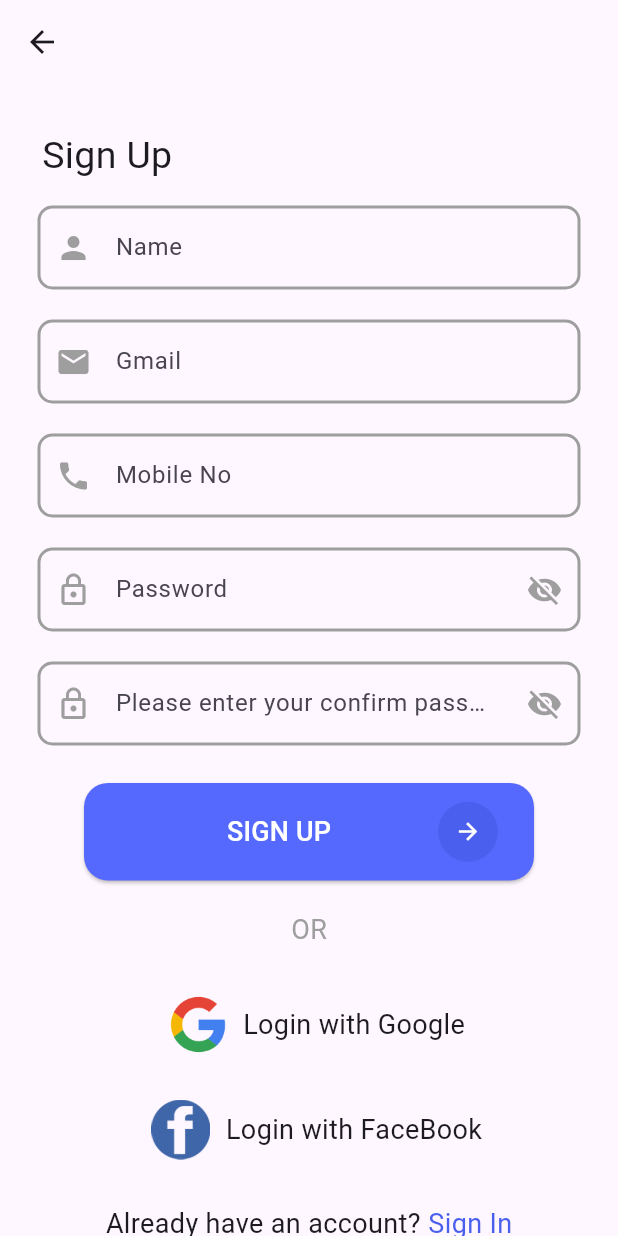
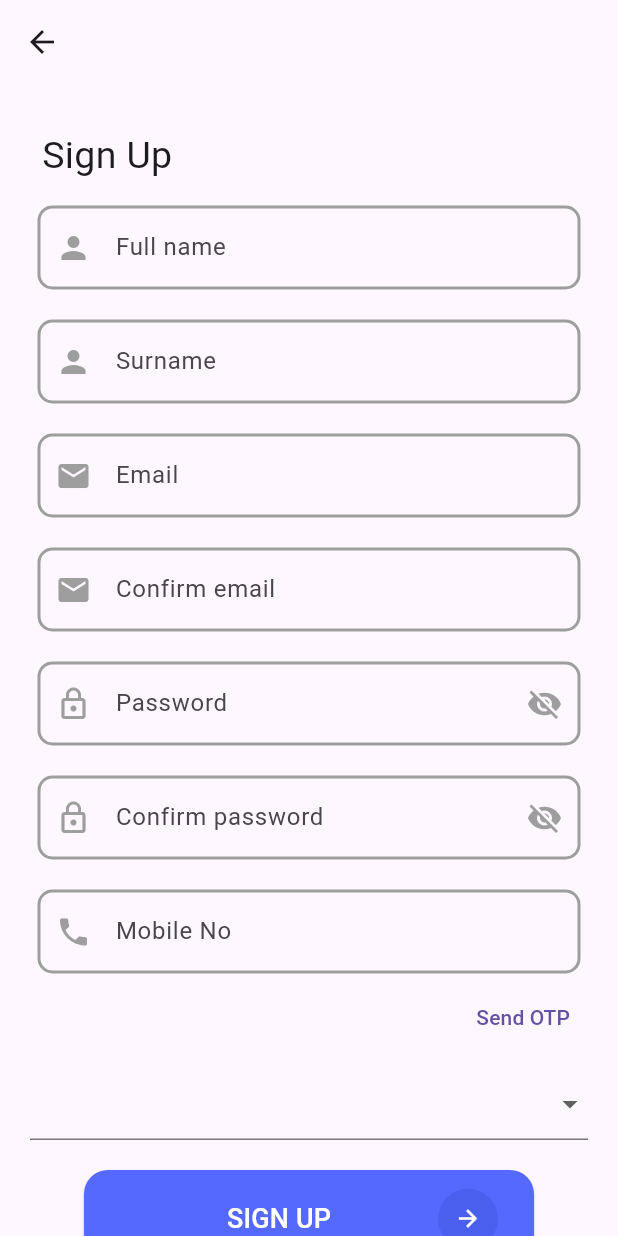
Before and after one commit to shisath/winngoo, a Flutter app: the SignUpScreen screen opened by its route, on a phone screen of 412 x 824 dp. Run offline on Flutter 3.47's test engine with Material 3 defaults, Android fonts, the light colour scheme and no system bars; our stand-ins replace get, pin_code_fields, velocity_x; network calls fail.

Commit message:
API Integration
Registration
Login
Forgot Password

```diff
--- a/lib/addEvent/addEvent_controller.dart
+++ b/lib/addEvent/addEvent_controller.dart
@@ -1,6 +1,5 @@
 import 'package:flutter/cupertino.dart';
 import 'package:get/get.dart';
-import 'package:get/get_rx/get_rx.dart';
 
 class AddEventController extends GetxController {
   TextEditingController emailController = TextEditingController();
--- a/lib/common_file/getXcontroller.dart
+++ b/lib/common_file/getXcontroller.dart
@@ -1,10 +1,11 @@
 import 'package:get/get.dart';
- import '../addEvent/addEvent_controller.dart';
+
+import '../addEvent/addEvent_controller.dart';
 import '../home/home_controller.dart';
 import '../otp/otp_controller.dart';
 import '../resetPassword/reset_password_controller.dart';
 import '../shedule_date_time/shedule_date_time_controller.dart';
-import '../signIn/signIn_controller.dart';
+import '../signIn/sign_in_controller.dart';
 import '../signup/signUp_controller.dart';
 
 final signInController = Get.put(SignInController());
--- a/lib/common_file/router.dart
+++ b/lib/common_file/router.dart
@@ -6,13 +6,13 @@ import '../home/home_screen.dart';
 import '../otp/otp_screen.dart';
 import '../resetPassword/reset_password_screen.dart';
 import '../shedule_date_time/shedule_date_time_Screen.dart';
-import '../signIn/signIn_screen.dart';
+import '../signIn/sign_in_screen.dart';
 import '../signup/signUp_screen.dart';
 
 final routes = [
   GetPage(
     name: '/signIn',
-    page: () => const SignInScreen(),
+    page: () => SignInScreen(),
     transition: Transition.fadeIn,
   ),
   GetPage(
--- a/lib/home/home_screen.dart
+++ b/lib/home/home_screen.dart
@@ -1,7 +1,4 @@
-import 'package:flutter/cupertino.dart';
 import 'package:flutter/material.dart';
-import 'package:flutter/widgets.dart';
-
 
 import '../common_file/functions.dart';
 import '../common_file/widgets.dart';
--- a/lib/home/home_widget.dart
+++ b/lib/home/home_widget.dart
@@ -32,7 +32,7 @@ homeWidget() {
             focusNode: homeController.emailFocusNode,
             onFieldSubmited: (val) {
               FocusScope.of(Get.context!)
-                  .requestFocus(signUpController.nameFocusNode);
+                  .requestFocus(signUpController.fullnameFocusNode);
             }),
         const SizedBox(
           height: 20,
@@ -62,7 +62,7 @@ homeWidget() {
             focusNode: signUpController.emailFocusNode,
             onFieldSubmited: (val) {
               FocusScope.of(Get.context!)
-                  .requestFocus(signUpController.nameFocusNode);
+                  .requestFocus(signUpController.fullnameFocusNode);
             }),
         const SizedBox(
           height: 80,
--- a/lib/main.dart
+++ b/lib/main.dart
@@ -1,6 +1,6 @@
 import 'package:flutter/material.dart';
 import 'package:get/get_navigation/get_navigation.dart';
-import 'package:winggoo/signIn/signIn_screen.dart';
+import 'package:winggoo/signIn/sign_in_screen.dart';
 
 import 'common_file/router.dart';
 
--- a/lib/signIn/signIn_screen.dart
+++ b/lib/signIn/sign_in_screen.dart
@@ -1,5 +1,5 @@
 import 'package:flutter/material.dart';
-import 'package:winggoo/signIn/signIn_widget.dart';
+import 'package:winggoo/signIn/sign_in_widget.dart';
 
 class SignInScreen extends StatelessWidget {
   const SignInScreen({super.key});
--- a/lib/signup/signup_widget.dart
+++ b/lib/signup/signup_widget.dart
@@ -4,7 +4,6 @@ import 'package:velocity_x/velocity_x.dart';
 
 import '../common_file/functions.dart';
 import '../common_file/getXcontroller.dart';
-import '../common_file/images.dart';
 import '../common_file/widgets.dart';
 
 signUpWidget() {
@@ -26,8 +25,8 @@ signUpWidget() {
             height: 10,
           ),
           textField(
-              label: "Name",
-              hint: "Eg.Sathish",
+              label: "Full name",
+              hint: "",
               prefixIcon: const Icon(
                 Icons.person,
                 color: Colors.grey,
@@ -40,7 +39,30 @@ signUpWidget() {
                 }
               },
               controller: signUpController.fullNameController,
-              focusNode: signUpController.nameFocusNode,
+              focusNode: signUpController.fullnameFocusNode,
+              onFieldSubmited: (val) {
+                FocusScope.of(Get.context!)
+                    .requestFocus(signUpController.surnameFocusNode);
+              }),
+          const SizedBox(
+            height: 10,
+          ),
+          textField(
+              label: "Surname",
+              hint: "Enter your sure name",
+              prefixIcon: const Icon(
+                Icons.person,
+                color: Colors.grey,
+              ),
+              validate: (value) {
+                if (value == null || value.isEmpty) {
+                  return "Please enter your full name";
+                } else {
+                  return null;
+                }
+              },
+              controller: signUpController.surNameController,
+              focusNode: signUpController.surnameFocusNode,
               onFieldSubmited: (val) {
                 FocusScope.of(Get.context!)
                     .requestFocus(signUpController.emailFocusNode);
@@ -49,15 +71,15 @@ signUpWidget() {
             height: 10,
           ),
           textField(
-              label: "Gmail",
-              hint: "Eg.winngoo@gmail.com",
+              label: "Email",
+              hint: " ",
               prefixIcon: const Icon(
                 Icons.mail,
                 color: Colors.grey,
               ),
               validate: (value) {
                 if (value == null || value.isEmpty) {
-                  return "Please enter your Gmail";
+                  return "Please enter your email";
                 } else {
                   return null;
                 }
@@ -66,27 +88,27 @@ signUpWidget() {
               focusNode: signUpController.emailFocusNode,
               onFieldSubmited: (val) {
                 FocusScope.of(Get.context!)
-                    .requestFocus(signUpController.phoneNumberFocusNode);
+                    .requestFocus(signUpController.confirmEmailFocusNode);
               }),
           const SizedBox(
             height: 10,
           ),
           textField(
-              label: "Mobile No",
+              label: "Confirm email",
               hint: " ",
               prefixIcon: const Icon(
-                Icons.phone,
+                Icons.mail,
                 color: Colors.grey,
               ),
               validate: (value) {
                 if (value == null || value.isEmpty) {
-                  return "Mobile number can't be empty";
+                  return "Please enter your Email";
                 } else {
                   return null;
                 }
               },
-              controller: signUpController.phoneNumber,
-              focusNode: signUpController.phoneNumberFocusNode,
+              controller: signUpController.confirmEmailController,
+              focusNode: signUpController.confirmEmailFocusNode,
               onFieldSubmited: (val) {
                 FocusScope.of(Get.context!)
                     .requestFocus(signUpController.passwordFocusNode);
@@ -97,7 +119,7 @@ signUpWidget() {
           textField(
               obscureText: signUpController.passwordObsecure.value,
               label: "Password",
-              hint: "Your Password",
+              hint: "",
               prefixIcon: const Icon(
                 Icons.lock_outline,
                 color: Colors.grey,
@@ -134,7 +156,7 @@ signUpWidget() {
           ),
           textField(
               obscureText: signUpController.confirmObsecure.value,
-              label: "Please enter your confirm password",
+              label: "Confirm password",
               hint: "",
               prefixIcon: const Icon(
                 Icons.lock_outline,
@@ -165,15 +187,98 @@ signUpWidget() {
               focusNode: signUpController.confirmPasswordFocusNode,
               onFieldSubmited: (val) {
                 FocusScope.of(Get.context!)
-                    .requestFocus(signUpController.confirmPasswordFocusNode);
+                    .requestFocus(signUpController.mobileNumberFocusNode);
               }),
+          const SizedBox(
+            height: 10,
+          ),
+          textField(
+              label: "Mobile No",
+              hint: " ",
+              prefixIcon: const Icon(
+                Icons.phone,
+                color: Colors.grey,
+              ),
+              validate: (value) {
+                if (value == null || value.isEmpty) {
+                  return "Mobile number can't be empty";
+                } else {
+                  return null;
+                }
+              },
+              controller: signUpController.phoneNumber,
+              focusNode: signUpController.mobileNumberFocusNode,
+              onFieldSubmited: (val) {
+                FocusScope.of(Get.context!)
+                    .requestFocus(signUpController.passwordFocusNode);
+              }),
+          Align(
+              alignment: Alignment.topRight,
+              child: TextButton(
+                  onPressed: () {
+                    signUpController.sendOtp.value =
+                        !signUpController.sendOtp.value;
+                  },
+                  child: signUpController.sendOtp.value
+                      ? Text("ReSend OTP")
+                      : Text("Send OTP"))),
+          const SizedBox(
+            height: 10,
+          ),
+          if (signUpController.sendOtp.value) ...[
+            textField(
+                label: "Enter OTP",
+                hint: " ",
+                prefixIcon: const Icon(
+                  Icons.phone,
+                  color: Colors.grey,
+                ),
+                validate: (value) {
+                  if (value == null || value.isEmpty) {
+                    return "Mobile number can't be empty";
+                  } else {
+                    return null;
+                  }
+                },
+                controller: signUpController.enterOTPController,
+                focusNode: signUpController.enterOTPFocusNode,
+                onFieldSubmited: (val) {
+                  FocusScope.of(Get.context!)
+                      .requestFocus(signUpController.countryFocusNode);
+                }),
+            const SizedBox(
+              height: 20,
+            ),
+          ],
+          DropdownButtonFormField(
+            items: const [
+              DropdownMenuItem<String>(
+                value: "sathish",
+                child: Text("sathjosh"),
+              )
+            ],
+            onChanged: (s) {
+              signUpController.countryController.text = s!;
+            },
+          ),
           const SizedBox(
             height: 20,
           ),
           buttonWidget(
             onPress: () {
+              print("Name ${signUpController.fullNameController.text}");
+              print("surename ${signUpController.surNameController.text}");
+              print("email ${signUpController.emailController.text}");
+              print(
+                  "confirm mail ${signUpController.confirmEmailController.text}");
+              print("password ${signUpController.yourPasswordController.text}");
+              print(
+                  "confirm password ${signUpController.confirmPasswordController.text}");
+              print("Mobile No ${signUpController.phoneNumber.text}");
+              print("country ${signUpController.countryController.text}");
+
               if (signUpformKey.currentState?.validate() == true) {
-                Get.toNamed("/otp");
+                signUpController.signUpApi();
               }
             },
             text: "SIGN UP",
@@ -181,19 +286,20 @@ signUpWidget() {
           const SizedBox(
             height: 20,
           ),
-          Center(
-            child: Text(
-              "OR",
-              style: TextStyle(color: Colors.grey, fontSize: contentSize),
-            ),
-          ),
-          const SizedBox(
-            height: 20,
-          ),
           googelFacebook(
             text: "Sign In",
             ontap: () {
-              Get.offNamed("/signIn");
+              print("Name ${signUpController.fullNameController.text}");
+              print("surename ${signUpController.surNameController.text}");
+              print("email ${signUpController.emailController.text}");
+              print(
+                  "confirm mail ${signUpController.confirmEmailController.text}");
+              print("password ${signUpController.yourPasswordController.text}");
+              print(
+                  "confirm password ${signUpController.confirmPasswordController.text}");
+              print("Mobile No ${signUpController.phoneNumber.text}");
+              print("country ${signUpController.countryController.text}");
+              // Get.offNamed("/signIn");
             },
           ),
         ],
@@ -206,27 +312,27 @@ Widget googelFacebook({required void Function()? ontap, required String text}) {
   return Column(
     mainAxisAlignment: MainAxisAlignment.spaceBetween,
     children: [
-      pngButton(
-        onTap: () {},
-        text: "Login with Google",
-        png: Image.asset(
-          googlePng,
-          height: 60,
-          width: 60,
-        ),
-      ),
-      const SizedBox(
-        height: 20,
-      ),
-      pngButton(
-        onTap: () {},
-        text: "Login with FaceBook",
-        png: Image.asset(
-          fbPng,
-          height: 40,
-          width: 60,
-        ),
-      ),
+      // pngButton(
+      //   onTap: () {},
+      //   text: "Login with Google",
+      //   png: Image.asset(
+      //     googlePng,
+      //     height: 60,
+      //     width: 60,
+      //   ),
+      // ),
+      // const SizedBox(
+      //   height: 20,
+      // ),
+      // pngButton(
+      //   onTap: () {},
+      //   text: "Login with FaceBook",
+      //   png: Image.asset(
+      //     fbPng,
+      //     height: 40,
+      //     width: 60,
+      //   ),
+      // ),
       const SizedBox(height: 30),
       Row(
         mainAxisAlignment: MainAxisAlignment.center,
--- a/pubspec.yaml
+++ b/pubspec.yaml
@@ -39,6 +39,7 @@ dependencies:
   velocity_x: ^4.2.1
   intl: ^0.19.0
   pin_code_fields: ^8.0.1
+  http: ^1.2.2
 
 dev_dependencies:
   flutter_test:
```
Also changed, not shown: lib/common_file/widgets.dart (+4 -3 lines), lib/signIn/signIn_controller.dart (deleted, +0 -13 lines), lib/signIn/sign_in_controller.dart (added, +58 -0 lines), lib/signIn/sign_in_widget.dart (renamed from lib/signIn/signIn_widget.dart, +11 -5 lines), lib/signup/signUp_controller.dart (+44 -2 lines), pubspec.lock.
